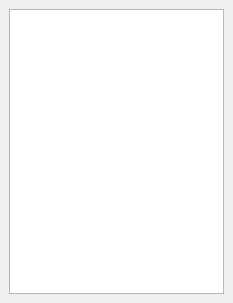
Before: the Qt Designer form branches/nugui/src/gui/modellist.ui in trisyoungs/aten, drawn with Qt 5.
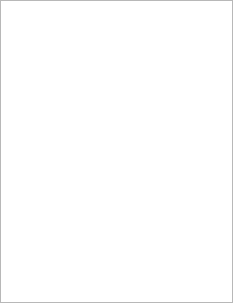
After: the same form once the commit is applied.

Commit message: Changed declaration of Gui::dockWidgets_ to be a QList of QDockWidget* instead of QObject*. Added each create QDockWidget to a QDockArea on startup, to prevent stuck windows on some versions. Moved declaration/definition of QIcon in Fragment to Model class, since the ModelList will now use it too. Changed ModelList (QListWidget) to ModelTree (QTreeWidget) in ModelWidget (partial).

Diff of the .ui file:
```diff
--- a/branches/nugui/src/gui/modellist.ui
+++ b/branches/nugui/src/gui/modellist.ui
@@ -21,11 +21,25 @@
   </property>
   <widget class="QWidget" name="dockWidgetContents">
    <layout class="QVBoxLayout" name="verticalLayout">
+    <property name="spacing">
+     <number>0</number>
+    </property>
+    <property name="margin">
+     <number>0</number>
+    </property>
     <item>
-     <widget class="QListWidget" name="ModelList">
+     <widget class="QTreeWidget" name="ModelTree">
       <property name="selectionMode">
        <enum>QAbstractItemView::SingleSelection</enum>
       </property>
+      <attribute name="headerVisible">
+       <bool>false</bool>
+      </attribute>
+      <column>
+       <property name="text">
+        <string notr="true">1</string>
+       </property>
+      </column>
      </widget>
     </item>
    </layout>
```
Left out of the diff: 2 changed lines with no effect on the pictures. The commit also changes 10 other files.
